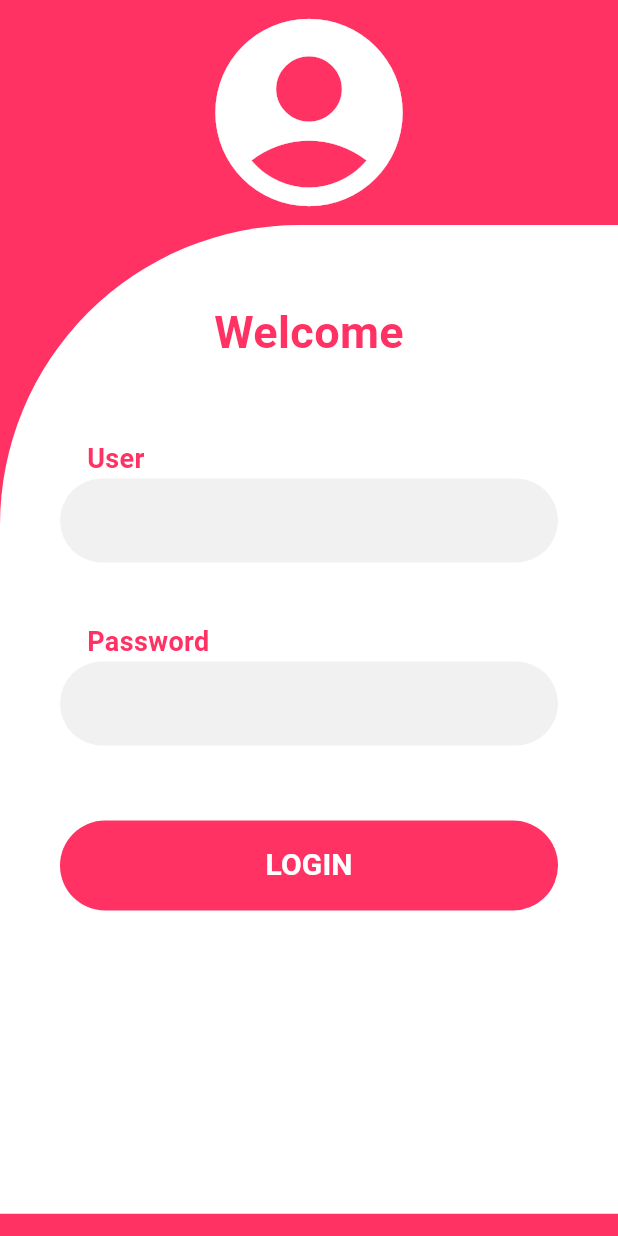
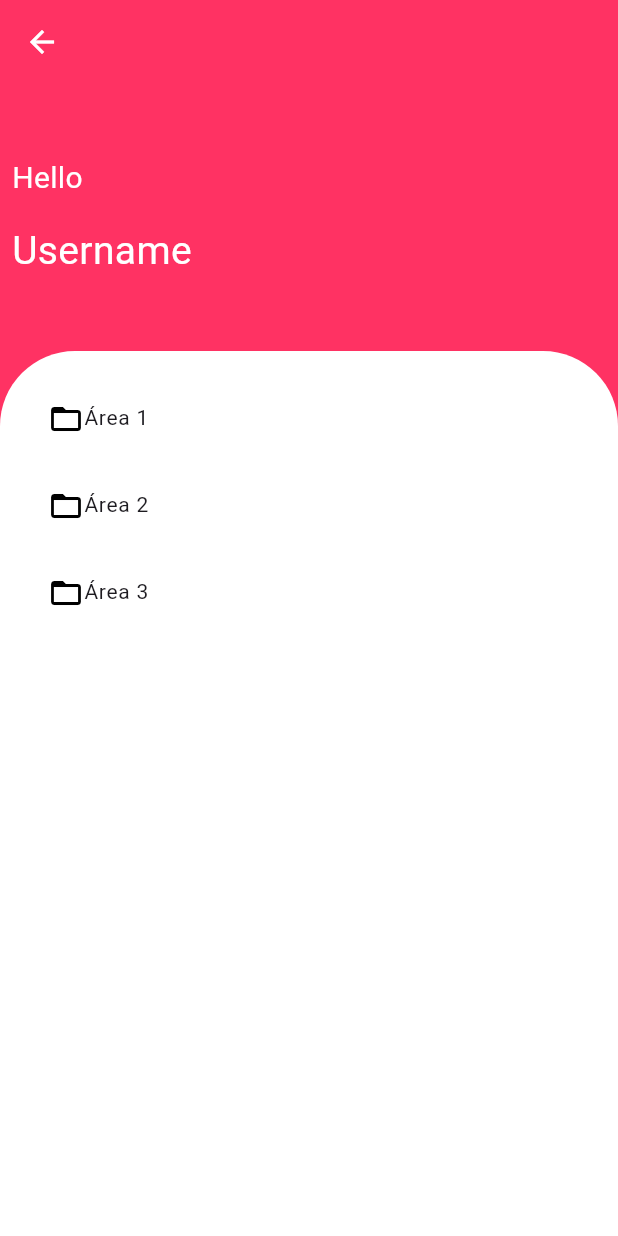
Before and after one commit to SoCloseMan/teste_mobile, a Flutter app: the screen it shows after launch, after a tap on "LOGIN", on a phone screen of 412 x 824 dp. Run offline on Flutter 3.47's test engine with Material 3 defaults, Android fonts, the light colour scheme and no system bars.

Commit message:
DevicesPage Feita

```diff
--- a/lib/main.dart
+++ b/lib/main.dart
@@ -1,18 +1,16 @@
-import 'package:flutter/cupertino.dart';
 import 'package:flutter/material.dart';
-import 'package:flutter/painting.dart';
-import 'package:flutter/rendering.dart';
-import 'package:flutter/widgets.dart';
+import 'package:teste_mobile/pages/devices_page.dart';
 import 'package:teste_mobile/pages/home_page.dart';
 
 void main() {
-  runApp(MyApp());
+  runApp(
+    MaterialApp(
+      debugShowCheckedModeBanner: false,
+      initialRoute: '/homePage',
+      routes: {
+        '/homePage': (context) => const HomePage(),
+        '/devicesPage': (context) => const DevicesPage(),
+      },
+    ),
+  );
 }
-
-class MyApp extends StatelessWidget {
-  const MyApp({super.key});
-  @override
-  Widget build(BuildContext context) {
-    return const HomePage();
-  }
-}
--- /dev/null
+++ b/lib/pages/devices_page.dart
@@ -0,0 +1,355 @@
+import 'package:flutter/material.dart';
+
+class DevicesPage extends StatefulWidget {
+  const DevicesPage({super.key});
+
+  @override
+  State<DevicesPage> createState() => _DevicesPageState();
+}
+
+class _DevicesPageState extends State<DevicesPage> {
+  bool isExpanded = false;
+
+  List<String> area = ['Área 1', 'Área 2', 'Área 3'];
+  List<String> setor = ['Setor 1', 'Setor 2', 'Setor 3'];
+  List<String> conjunto = ['Conjunto 1', 'Conjunto 2', 'Conjunto 3'];
+  List<String> equipamento = [
+    'Equipamento 1',
+    'Equipamento 2',
+    'Equipamento 3'
+  ];
+
+  @override
+  Widget build(BuildContext context) {
+    return Scaffold(
+      backgroundColor: const Color.fromRGBO(255, 50, 99, 1),
+      appBar: AppBar(
+        backgroundColor: const Color.fromRGBO(255, 50, 99, 1),
+        foregroundColor: Colors.white,
+      ),
+      body: SafeArea(
+        child: SingleChildScrollView(
+          child: Container(
+            alignment: Alignment.bottomCenter,
+            child: Column(
+              mainAxisAlignment: MainAxisAlignment.end,
+              children: [
+                const Align(
+                  alignment: Alignment.topLeft,
+                  child: Column(
+                    children: [
+                      Padding(
+                        padding: EdgeInsets.symmetric(vertical: 40.0),
+                        child: Column(
+                          children: [
+                            Padding(
+                              padding: EdgeInsets.all(8.0),
+                              child: Align(
+                                alignment: Alignment.topLeft,
+                                child: Text(
+                                  'Hello',
+                                  style: TextStyle(
+                                    fontSize: 20,
+                                    color: Colors.white,
+                                  ),
+                                ),
+                              ),
+                            ),
+                            Padding(
+                              padding: EdgeInsets.all(8.0),
+                              child: Align(
+                                alignment: Alignment.topLeft,
+                                child: Text(
+                                  'Username',
+                                  textAlign: TextAlign.left,
+                                  style: TextStyle(
+                                    fontSize: 26,
+                                    color: Colors.white,
+                                  ),
+                                ),
+                              ),
+                            ),
+                          ],
+                        ),
+                      ),
+                    ],
+                  ),
+                ),
+                Align(
+                  alignment: Alignment.bottomCenter,
+                  child: Container(
+                    height: MediaQuery.of(context).size.height * 0.8,
+                    width: double.infinity,
+                    decoration: const BoxDecoration(
+                      borderRadius: BorderRadius.only(
+                        topLeft: Radius.circular(50),
+                        topRight: Radius.circular(50),
+                      ),
+                      color: Colors.white,
+                    ),
+                    child: Padding(
+                      padding: const EdgeInsets.all(16.0),
+                      child: ListView.builder(
+                        itemCount: area.length,
+                        itemBuilder: (context, i) => Theme(
+                          data: Theme.of(context).copyWith(
+                            dividerColor: Colors.transparent,
+                          ),
+                          child: ExpansionTile(
+                            trailing: const SizedBox.shrink(),
+                            title: Row(
+                              children: [
+                                const Icon(
+                                  Icons.folder_open,
+                                  color: Colors.black,
+                                ),
+                                Text(
+                                  area[i],
+                                  style: const TextStyle(fontSize: 14),
+                                ),
+                              ],
+                            ),
+                            children: <Widget>[
+                              Padding(
+                                padding: const EdgeInsets.only(left: 30.0),
+                                child: ListView.builder(
+                                  shrinkWrap: true,
+                                  itemCount: setor.length,
+                                  itemBuilder: (context, j) => ExpansionTile(
+                                    trailing: const SizedBox.shrink(),
+                                    title: Row(
+                                      children: [
+                                        const Icon(
+                                          Icons.folder_open,
+                                          color: Colors.black,
+                                        ),
+                                        Text(
+                                          setor[j],
+                                          style: const TextStyle(fontSize: 14),
+                                        ),
+                                      ],
+                                    ),
+                                    children: <Widget>[
+                                      Padding(
+                                        padding:
+                                            const EdgeInsets.only(left: 30.0),
+                                        child: ListView.builder(
+                                          shrinkWrap: true,
+                                          itemCount: conjunto.length,
+                                          itemBuilder: (context, k) =>
+                                              ExpansionTile(
+                                            trailing: const SizedBox.shrink(),
+                                            title: Row(
+                                              children: [
+                                                const Icon(
+                                                  Icons.folder_open,
+                                                  color: Colors.black,
+                                                ),
+                                                Text(
+                                                  conjunto[k],
+                                                  style: const TextStyle(
+                                                      fontSize: 14),
+                                                ),
+                                                IconButton(
+                                                  onPressed: () {
+                                                    TextEditingController
+                                                        controller =
+                                                        TextEditingController();
+                                                    showModalBottomSheet(
+                                                      context: context,
+                                                      isScrollControlled: true,
+                                                      builder: (BuildContext
+                                                          context) {
+                                                        return Padding(
+                                                          padding:
+                                                              MediaQuery.of(
+                                                                      context)
+                                                                  .viewInsets,
+                                                          child: Wrap(
+                                                            children: <Widget>[
+                                                              const Align(
+                                                                alignment:
+                                                                    Alignment
+                                                                        .center,
+                                                                child: Padding(
+                                                                  padding:
+                                                                      EdgeInsets
+                                                                          .all(
+                                                                              8.0),
+                                                                  child: Text(
+                                                                      style: TextStyle(
+                                                                          color: Color.fromRGBO(
+                                                                              255,
+                                                                              50,
+                                                                              99,
+                                                                              1),
+                                                                          fontSize:
+                                                                              26),
+                                                                      textAlign:
+                                                                          TextAlign
+                                                                              .center,
+                                                                      'Edit Equipment Name'),
+                                                                ),
+                                                              ),
+                                                              Align(
+                                                                alignment:
+                                                                    Alignment
+                                                                        .center,
+                                                                child: Column(
+                                                                  children: [
+                                                                    SizedBox(
+                                                                      width: MediaQuery.of(context)
+                                                                              .size
+                                                                              .width *
+                                                                          0.8,
+                                                                      child:
+                                                                          ListTile(
+                                                                        leading:
+                                                                            const Icon(
+                                                                          Icons
+                                                                              .edit,
+                                                                          color: Color.fromRGBO(
+                                                                              255,
+                                                                              50,
+                                                                              99,
+                                                                              1),
+                                                                        ),
+                                                                        title:
+                                                                            TextField(
+                                                                          controller:
+                                                                              controller,
+                                                                        ),
+                                                                      ),
+                                                                    ),
+                                                                    SizedBox(
+                                                                      width: MediaQuery.of(context)
+                                                                              .size
+                                                                              .width *
+                                                                          0.8,
+                                                                      child:
+                                                                          FilledButton(
+                                                                        style:
+                                                                            ButtonStyle(
+                                                                          backgroundColor: MaterialStateProperty.all<Color>(const Color
+                                                                              .fromRGBO(
+                                                                              255,
+                                                                              50,
+                                                                              99,
+                                                                              1)),
+                                                                        ),
+                                                                        onPressed:
+                                                                            () {
+                                                                          Navigator.pop(
+                                                                              context);
+                                                                        },
+                                                                        child: const Text(
+                                                                            'Confirm'),
+                                                                      ),
+                                                                    ),
+                                                                    SizedBox(
+                                                                      width: MediaQuery.of(context)
+                                                                              .size
+                                                                              .width *
+                                                                          0.8,
+                                                                      child:
+                                                                          FilledButton(
+                                                                        style:
+                                                                            ButtonStyle(
+                                                                          backgroundColor:
+                                                                              MaterialStateProperty.all<Color>(
+                                                                            const Color.fromRGBO(
+                                                                                217,
+                                                                                217,
+                                                                                217,
+                                                                                1),
+                                                                          ),
+                                                                        ),
+                                                                        onPressed:
+                                                                            () {
+                                                                          setState(
+                                                                              () {
+                                                                            conjunto[k] =
+                                                                                controller.text;
+                                                                          });
+                                                                          Navigator.pop(
+                                                                              context);
+                                                                        },
+                                                                        child:
+                                                                            const Center(
+                                                                          child:
+                                                                              Text(
+                                                                            'Cancel',
+                                                                            style:
+                                                                                TextStyle(
+                                                                              color: Color.fromRGBO(255, 50, 99, 1),
+                                                                            ),
+                                                                          ),
+                                                                        ),
+                                                                      ),
+                                                                    ),
+                                                                  ],
+                                                                ),
+                                                              ),
+                                                            ],
+                                                          ),
+                                                        );
+                                                      },
+                                                    );
+                                                  },
+                                                  icon: const Icon(
+                                                    Icons.edit,
+                                                    color: Color.fromRGBO(
+                                                        255, 50, 99, 1),
+                                                  ),
+                                                ),
+                                              ],
+                                            ),
+                                            children: <Widget>[
+                                              Padding(
+                                                padding: const EdgeInsets.only(
+                                                    left: 30.0),
+                                                child: ListView.builder(
+                                                  shrinkWrap: true,
+                                                  itemCount: equipamento.length,
+                                                  itemBuilder: (context, l) =>
+                                                      ListTile(
+                                                    title: Row(
+                                                      children: [
+                                                        const Icon(
+                                                          Icons.sensors,
+                                                          color: Colors.black,
+                                                        ),
+                                                        Text(
+                                                          equipamento[l],
+                                                          style:
+                                                              const TextStyle(
+                                                                  fontSize: 14),
+                                                        ),
+                                                      ],
+                                                    ),
+                                                  ),
+                                                ),
+                                              )
+                                            ],
+                                          ),
+                                        ),
+                                      ),
+                                    ],
+                                  ),
+                                ),
+                              ),
+                            ],
+                          ),
+                        ),
+                      ),
+                    ),
+                  ),
+                ),
+              ],
+            ),
+          ),
+        ),
+      ),
+    );
+  }
+}
--- a/lib/pages/home_page.dart
+++ b/lib/pages/home_page.dart
@@ -6,8 +6,8 @@ class HomePage extends StatelessWidget {
   @override
   Widget build(BuildContext context) {
     return MaterialApp(
+      debugShowCheckedModeBanner: false,
       title: 'Teste Mobile',
-      debugShowCheckedModeBanner: false,
       home: Scaffold(
         backgroundColor: const Color.fromRGBO(255, 50, 99, 1),
         body: SafeArea(
@@ -17,10 +17,13 @@ class HomePage extends StatelessWidget {
               child: Column(
                 mainAxisAlignment: MainAxisAlignment.end,
                 children: [
-                  const Icon(
-                    Icons.account_circle,
-                    size: 150,
-                    color: Colors.white,
+                  const Padding(
+                    padding: EdgeInsets.symmetric(vertical: 40.0),
+                    child: Icon(
+                      Icons.account_circle,
+                      size: 150,
+                      color: Colors.white,
+                    ),
                   ),
                   Align(
                     alignment: Alignment.bottomCenter,
@@ -78,7 +81,7 @@ class HomePage extends StatelessWidget {
                             ),
                           ),
                           Padding(
-                            padding: EdgeInsets.all(40.0),
+                            padding: const EdgeInsets.all(40.0),
                             child: Column(
                               children: [
                                 const Align(
@@ -96,6 +99,7 @@ class HomePage extends StatelessWidget {
                                   ),
                                 ),
                                 const TextField(
+                                  obscureText: true,
                                   decoration: InputDecoration(
                                     filled: true,
                                     fillColor: Color.fromRGBO(241, 241, 241, 1),
@@ -111,16 +115,13 @@ class HomePage extends StatelessWidget {
                                     style: ButtonStyle(
                                       backgroundColor:
                                           MaterialStateProperty.all<Color>(
-                                              Color.fromRGBO(255, 50, 99, 1)),
-                                      shape: MaterialStateProperty.all<
-                                          RoundedRectangleBorder>(
-                                        RoundedRectangleBorder(
-                                          borderRadius:
-                                              BorderRadius.circular(50),
-                                        ),
-                                      ),
+                                              const Color.fromRGBO(
+                                                  255, 50, 99, 1)),
                                     ),
-                                    onPressed: () {},
+                                    onPressed: () {
+                                      Navigator.pushNamed(
+                                          context, '/devicesPage');
+                                    },
                                     child: Container(
                                       alignment: Alignment.center,
                                       width: double.infinity,
```
